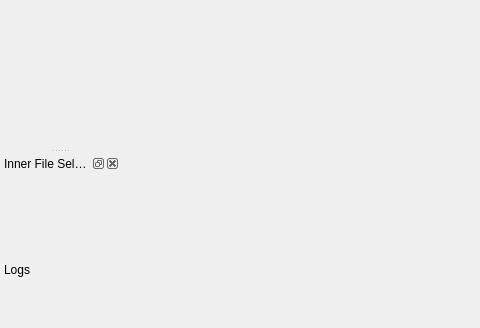
First picture: the form in src/mainwindow.ui, repository kuanyui/qkiss, before the edit; both pictures show x 0 to 480 and y 572 to 900 of the 1280 by 900 pixel window.
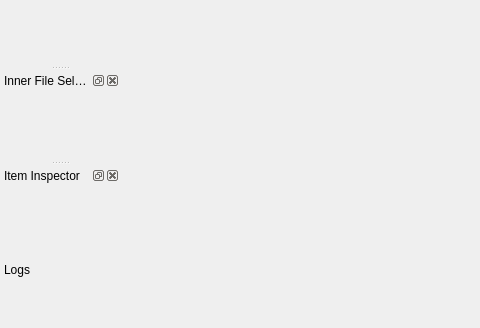
Second picture: the form after the edit. Icons and pictures are not drawn.

Commit message: feat: [mainwindow.ui][iteminspector.h] init ItemInspector

What changed in the file:
```diff
--- a/src/mainwindow.ui
+++ b/src/mainwindow.ui
@@ -135,6 +135,15 @@
    </attribute>
    <widget class="QWidget" name="dockWidgetContents_6"/>
   </widget>
+  <widget class="QDockWidget" name="dockWidget_itemInspector">
+   <property name="windowTitle">
+    <string>Item Inspector</string>
+   </property>
+   <attribute name="dockWidgetArea">
+    <number>1</number>
+   </attribute>
+   <widget class="QWidget" name="dockWidgetContents_9"/>
+  </widget>
   <action name="action_openFile">
    <property name="icon">
     <iconset theme="QIcon::ThemeIcon::DocumentOpen"/>
```
The commit also changes 6 other files.
